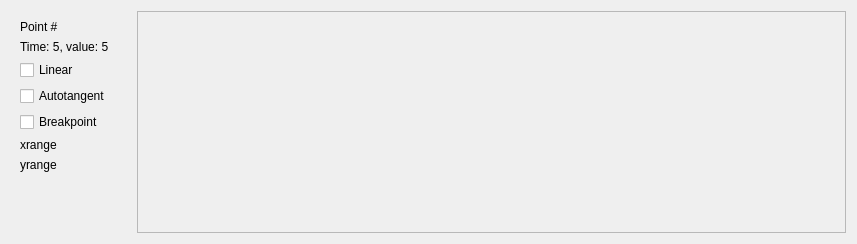
Above: zengarden/source/forms/splineeditor.ui from aedm/zengine before the change. Below: the same form after it.
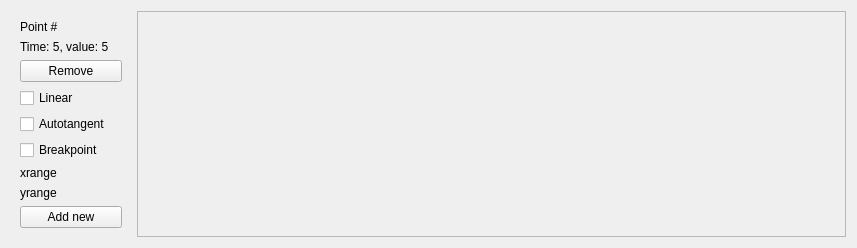
That is the form after the change.

Patch:
```diff
--- a/zengarden/source/forms/splineeditor.ui
+++ b/zengarden/source/forms/splineeditor.ui
@@ -37,6 +37,13 @@
         </property>
        </widget>
       </item>
+      <item>
+       <widget class="QPushButton" name="removePointButton">
+        <property name="text">
+         <string>Remove</string>
+        </property>
+       </widget>
+      </item>
       <item>
        <widget class="QCheckBox" name="linearCheckBox">
         <property name="text">
@@ -72,6 +79,13 @@
         </property>
        </widget>
       </item>
+      <item>
+       <widget class="QPushButton" name="addPointButton">
+        <property name="text">
+         <string>Add new</string>
+        </property>
+       </widget>
+      </item>
       <item>
        <spacer name="verticalSpacer">
         <property name="orientation">
```
Left out of the diff: 4 changed lines with no effect on the pictures.
